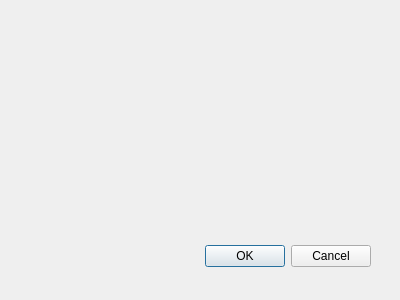
This is gui/parameters_dialog.ui in Werkov/dove-eye as Qt 5 draws it before an edit. The edited form follows.
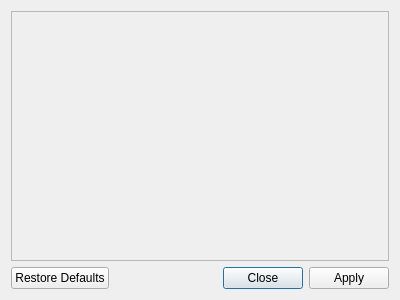
This is the edited form.

Commit message: Setting parameters via GUI dialog

Diff of the .ui file:
```diff
--- a/gui/parameters_dialog.ui
+++ b/gui/parameters_dialog.ui
@@ -15,22 +15,28 @@
   <property name="windowTitle" >
    <string>Parameters</string>
   </property>
-  <widget class="QDialogButtonBox" name="buttonBox" >
-   <property name="geometry" >
-    <rect>
-     <x>30</x>
-     <y>240</y>
-     <width>341</width>
-     <height>32</height>
-    </rect>
-   </property>
-   <property name="orientation" >
-    <enum>Qt::Horizontal</enum>
-   </property>
-   <property name="standardButtons" >
-    <set>QDialogButtonBox::Cancel|QDialogButtonBox::Ok</set>
-   </property>
-  </widget>
+  <layout class="QVBoxLayout" name="verticalLayout">
+   <item>
+    <widget class="QFrame" name="container">
+     <property name="frameShape">
+      <enum>QFrame::StyledPanel</enum>
+     </property>
+     <property name="frameShadow">
+      <enum>QFrame::Raised</enum>
+     </property>
+    </widget>
+   </item>
+   <item>
+    <widget class="QDialogButtonBox" name="button_box">
+     <property name="orientation">
+      <enum>Qt::Horizontal</enum>
+     </property>
+     <property name="standardButtons">
+      <set>QDialogButtonBox::Apply|QDialogButtonBox::Close|QDialogButtonBox::RestoreDefaults</set>
+     </property>
+    </widget>
+   </item>
+  </layout>
  </widget>
  <pixmapfunction></pixmapfunction>
  <resources/>
```
Left out of the diff: 29 changed lines with no effect on the pictures. The commit also changes 7 other files.
